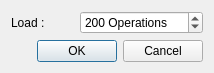
Qt form kde4/history-manager/ui/configure.ui (pars-linux/uludag) before a commit.
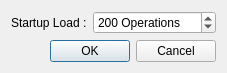
The same form after that commit. Icons and pictures are not drawn.

What changed in the file:
```diff
--- a/kde4/history-manager/ui/configure.ui
+++ b/kde4/history-manager/ui/configure.ui
@@ -6,7 +6,7 @@
    <rect>
     <x>0</x>
     <y>0</y>
-    <width>214</width>
+    <width>227</width>
     <height>63</height>
    </rect>
   </property>
@@ -23,7 +23,7 @@
      <item>
       <widget class="QLabel" name="maxHistoryLabel">
        <property name="text">
-        <string>Load :</string>
+        <string>Startup Load :</string>
        </property>
       </widget>
      </item>
```
